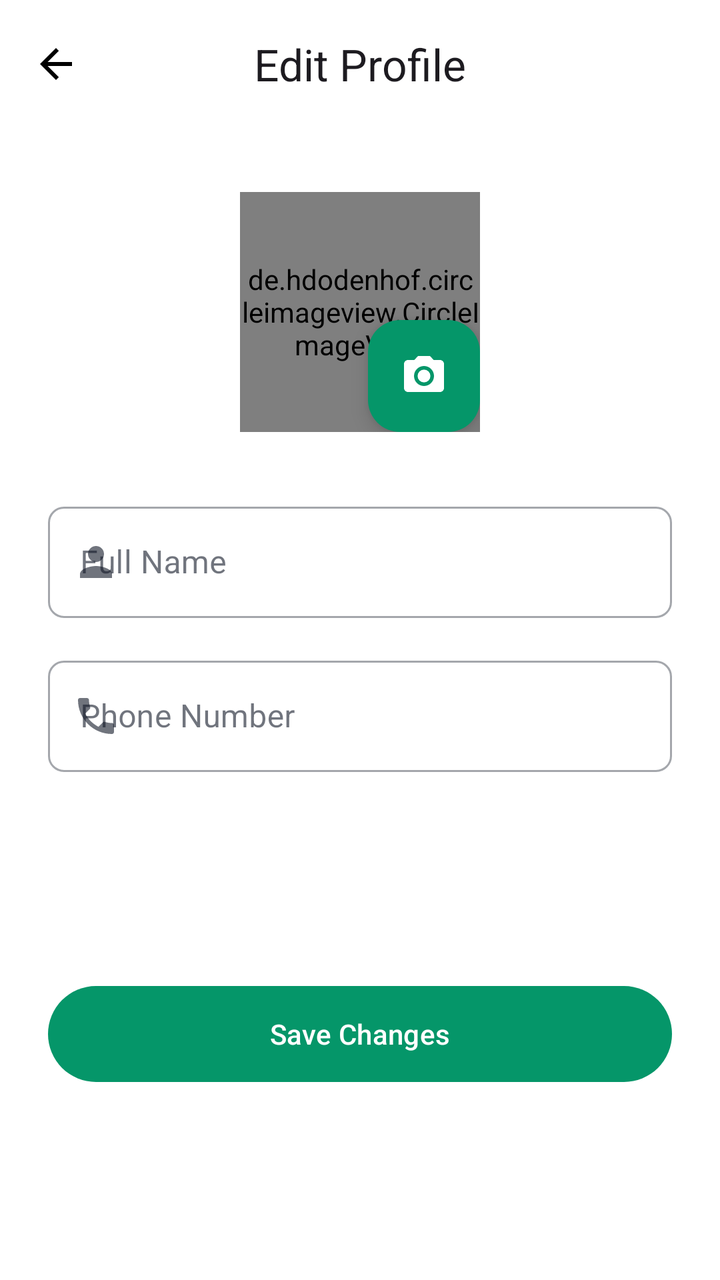
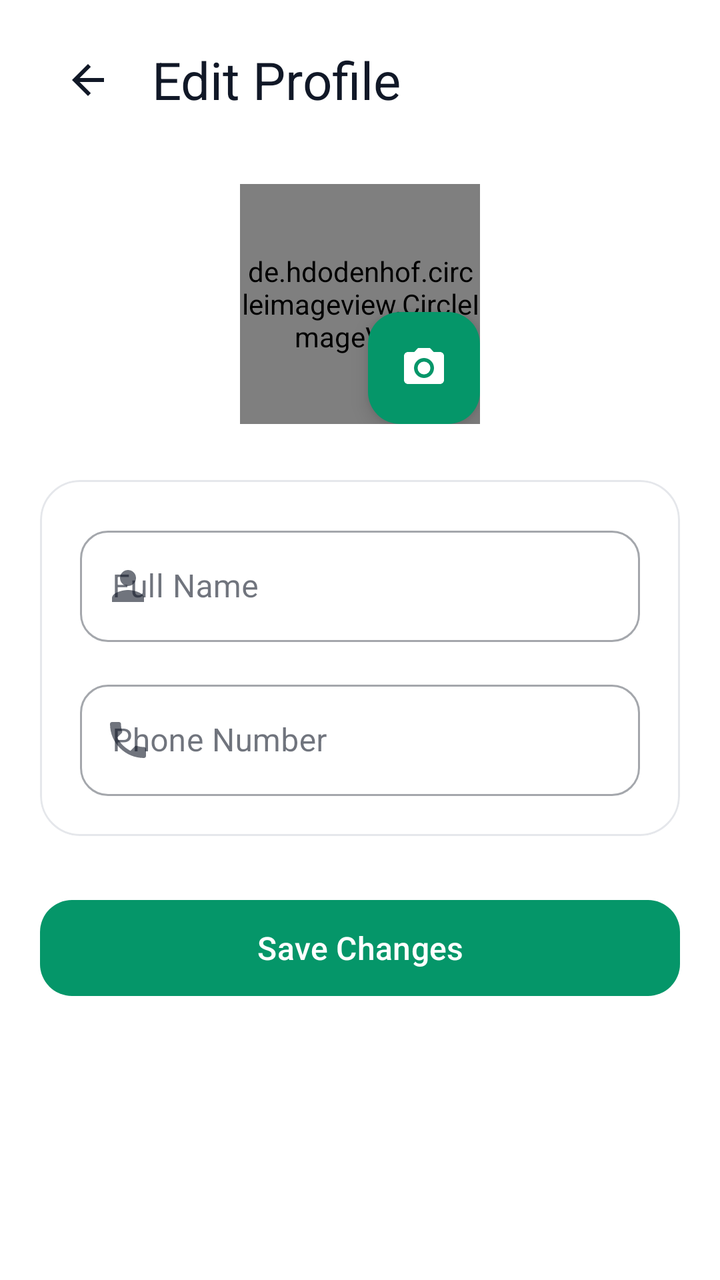

The first picture is an Android layout as it rendered before a commit; the second is the same layout after the commit. The layout source and the unified diff follow.
<!-- AndroidManifest.xml: application theme Theme.MediTrack -->
<!-- res/layout/activity_edit_profile.xml -->
<?xml version="1.0" encoding="utf-8"?>
<ScrollView xmlns:android="http://schemas.android.com/apk/res/android"
    xmlns:app="http://schemas.android.com/apk/res-auto"
    android:layout_width="match_parent"
    android:layout_height="match_parent"
    android:fillViewport="true">

    <androidx.constraintlayout.widget.ConstraintLayout
        android:layout_width="match_parent"
        android:layout_height="wrap_content">

        <com.google.android.material.appbar.MaterialToolbar
            android:id="@+id/toolbar"
            android:layout_width="0dp"
            android:layout_height="?attr/actionBarSize"
            app:layout_constraintEnd_toEndOf="parent"
            app:layout_constraintStart_toStartOf="parent"
            app:layout_constraintTop_toTopOf="parent"
            app:navigationIcon="@drawable/ic_back"
            app:title="@string/edit_profile"
            app:titleCentered="true" />

        <FrameLayout
            android:id="@+id/profileImageContainer"
            android:layout_width="wrap_content"
            android:layout_height="wrap_content"
            android:layout_marginTop="32dp"
            app:layout_constraintEnd_toEndOf="parent"
            app:layout_constraintStart_toStartOf="parent"
            app:layout_constraintTop_toBottomOf="@+id/toolbar">

            <de.hdodenhof.circleimageview.CircleImageView
                android:id="@+id/profileImage"
                android:layout_width="120dp"
                android:layout_height="120dp"
                android:src="@drawable/ic_person"
                app:civ_border_color="@color/primary"
                app:civ_border_width="3dp" />

            <com.google.android.material.floatingactionbutton.FloatingActionButton
                android:id="@+id/changePhotoButton"
                android:layout_width="wrap_content"
                android:layout_height="wrap_content"
                android:layout_gravity="bottom|end"
                android:contentDescription="@string/change_photo"
                android:src="@drawable/ic_camera"
                app:backgroundTint="@color/primary"
                app:fabSize="mini"
                app:tint="@android:color/white" />

        </FrameLayout>

        <ProgressBar
            android:id="@+id/imageProgressBar"
            android:layout_width="wrap_content"
            android:layout_height="wrap_content"
            android:visibility="gone"
            app:layout_constraintBottom_toBottomOf="@+id/profileImageContainer"
            app:layout_constraintEnd_toEndOf="@+id/profileImageContainer"
            app:layout_constraintStart_toStartOf="@+id/profileImageContainer"
            app:layout_constraintTop_toTopOf="@+id/profileImageContainer" />

        <com.google.android.material.textfield.TextInputLayout
            android:id="@+id/nameLayout"
            style="@style/Widget.MaterialComponents.TextInputLayout.OutlinedBox"
            android:layout_width="0dp"
            android:layout_height="wrap_content"
            android:layout_marginStart="24dp"
            android:layout_marginTop="32dp"
            android:layout_marginEnd="24dp"
            android:hint="@string/full_name"
            app:layout_constraintEnd_toEndOf="parent"
            app:layout_constraintStart_toStartOf="parent"
            app:layout_constraintTop_toBottomOf="@+id/profileImageContainer"
            app:startIconDrawable="@drawable/ic_person">

            <com.google.android.material.textfield.TextInputEditText
                android:id="@+id/nameEditText"
                android:layout_width="match_parent"
                android:layout_height="wrap_content"
                android:inputType="textPersonName"
                android:maxLines="1" />
        </com.google.android.material.textfield.TextInputLayout>

        <com.google.android.material.textfield.TextInputLayout
            android:id="@+id/phoneLayout"
            style="@style/Widget.MaterialComponents.TextInputLayout.OutlinedBox"
            android:layout_width="0dp"
            android:layout_height="wrap_content"
            android:layout_marginStart="24dp"
            android:layout_marginTop="16dp"
            android:layout_marginEnd="24dp"
            android:hint="@string/phone"
            app:layout_constraintEnd_toEndOf="parent"
            app:layout_constraintStart_toStartOf="parent"
            app:layout_constraintTop_toBottomOf="@+id/nameLayout"
            app:startIconDrawable="@drawable/ic_phone">

            <com.google.android.material.textfield.TextInputEditText
                android:id="@+id/phoneEditText"
                android:layout_width="match_parent"
                android:layout_height="wrap_content"
                android:inputType="phone"
                android:maxLines="1" />
        </com.google.android.material.textfield.TextInputLayout>

        <com.google.android.material.textfield.TextInputLayout
            android:id="@+id/doctorLayout"
            style="@style/Widget.MaterialComponents.TextInputLayout.OutlinedBox.ExposedDropdownMenu"
            android:layout_width="0dp"
            android:layout_height="wrap_content"
            android:layout_marginStart="24dp"
            android:layout_marginTop="16dp"
            android:layout_marginEnd="24dp"
            android:hint="@string/assigned_doctor"
            android:visibility="gone"
            app:layout_constraintEnd_toEndOf="parent"
            app:layout_constraintStart_toStartOf="parent"
            app:layout_constraintTop_toBottomOf="@+id/phoneLayout"
            app:startIconDrawable="@drawable/ic_doctor">

            <com.google.android.material.textfield.MaterialAutoCompleteTextView
                android:id="@+id/doctorDropdown"
                android:layout_width="match_parent"
                android:layout_height="wrap_content"
                android:inputType="none" />
        </com.google.android.material.textfield.TextInputLayout>

        <com.google.android.material.button.MaterialButton
            android:id="@+id/saveButton"
            android:layout_width="0dp"
            android:layout_height="56dp"
            android:layout_marginStart="24dp"
            android:layout_marginTop="32dp"
            android:layout_marginEnd="24dp"
            android:layout_marginBottom="24dp"
            android:text="@string/save_changes"
            android:textAllCaps="false"
            app:cornerRadius="28dp"
            app:layout_constraintBottom_toBottomOf="parent"
            app:layout_constraintEnd_toEndOf="parent"
            app:layout_constraintStart_toStartOf="parent"
            app:layout_constraintTop_toBottomOf="@+id/doctorLayout" />

        <ProgressBar
            android:id="@+id/progressBar"
            android:layout_width="wrap_content"
            android:layout_height="wrap_content"
            android:visibility="gone"
            app:layout_constraintBottom_toBottomOf="@+id/saveButton"
            app:layout_constraintEnd_toEndOf="@+id/saveButton"
            app:layout_constraintStart_toStartOf="@+id/saveButton"
            app:layout_constraintTop_toTopOf="@+id/saveButton" />

    </androidx.constraintlayout.widget.ConstraintLayout>
</ScrollView>
<!-- resources referenced by this layout -->
<resources>
  <color name="primary">#059669</color>
  <!-- drawable ic_back (drawable) -->
  <vector xmlns:android="http://schemas.android.com/apk/res/android"
      android:width="24dp"
      android:height="24dp"
      android:viewportWidth="24"
      android:viewportHeight="24">
      <path
          android:fillColor="#000000"
          android:pathData="M20,11H7.83l5.59,-5.59L12,4l-8,8l8,8l1.41,-1.41L7.83,13H20V11z"/>
  </vector>
  <!-- drawable ic_camera (drawable) -->
  <vector xmlns:android="http://schemas.android.com/apk/res/android"
      android:width="24dp"
      android:height="24dp"
      android:viewportWidth="24"
      android:viewportHeight="24">
      <path
          android:fillColor="#000000"
          android:pathData="M12,8.8a3.2,3.2 0,1 0,0 6.4a3.2,3.2 0,1 0,0 -6.4z"/>
      <path
          android:fillColor="#000000"
          android:pathData="M9,2L7.17,4H4c-1.1,0 -2,0.9 -2,2v12c0,1.1 0.9,2 2,2h16c1.1,0 2,-0.9 2,-2V6c0,-1.1 -0.9,-2 -2,-2h-3.17L15,2H9zM12,17c-2.76,0 -5,-2.24 -5,-5s2.24,-5 5,-5s5,2.24 5,5s-2.24,5 -5,5z"/>
  </vector>
  <!-- drawable ic_person (drawable) -->
  <vector xmlns:android="http://schemas.android.com/apk/res/android"
      android:width="24dp"
      android:height="24dp"
      android:viewportWidth="24"
      android:viewportHeight="24">
      <path
          android:fillColor="#000000"
          android:pathData="M12,12c2.21,0 4,-1.79 4,-4s-1.79,-4 -4,-4s-4,1.79 -4,4S9.79,12 12,12zM12,14c-2.67,0 -8,1.34 -8,4v2h16v-2C20,15.34 14.67,14 12,14z"/>
  </vector>
  <!-- drawable ic_phone (drawable) -->
  <vector xmlns:android="http://schemas.android.com/apk/res/android"
      android:width="24dp"
      android:height="24dp"
      android:viewportWidth="24"
      android:viewportHeight="24">
      <path
          android:fillColor="#000000"
          android:pathData="M6.62,10.79c1.44,2.83 3.76,5.14 6.59,6.59l2.2,-2.2c0.27,-0.27 0.67,-0.36 1.02,-0.24c1.12,0.37 2.33,0.57 3.57,0.57c0.55,0 1,0.45 1,1V20c0,0.55 -0.45,1 -1,1c-9.39,0 -17,-7.61 -17,-17c0,-0.55 0.45,-1 1,-1h3.5c0.55,0 1,0.45 1,1c0,1.25 0.2,2.45 0.57,3.57c0.11,0.35 0.03,0.74 -0.25,1.02l-2.2,2.2z"/>
  </vector>
  <string name="assigned_doctor">Assigned Doctor</string>
  <string name="change_photo">Change Photo</string>
  <string name="edit_profile">Edit Profile</string>
  <string name="full_name">Full Name</string>
  <string name="phone">Phone Number</string>
  <string name="save_changes">Save Changes</string>
  <color name="primary_dark">#047857</color>
  <color name="primary_container">#D1FAE5</color>
  <color name="text_on_primary">#FFFFFF</color>
  <color name="on_primary_container">#064E3B</color>
  <color name="secondary">#0891B2</color>
  <color name="secondary_container">#CFFAFE</color>
  <color name="white">#FFFFFFFF</color>
  <color name="on_secondary_container">#164E63</color>
  <color name="tertiary">#7C3AED</color>
  <color name="tertiary_container">#EDE9FE</color>
  <color name="on_tertiary_container">#4C1D95</color>
  <color name="background">#FFFFFF</color>
  <color name="surface">#FFFFFF</color>
  <color name="surface_variant">#F3F4F6</color>
  <color name="text_primary">#111827</color>
  <color name="text_secondary">#4B5563</color>
  <color name="error">#DC2626</color>
  <color name="error_container">#FEF2F2</color>
  <color name="outline">#D1D5DB</color>
  <style name="ShapeAppearance.MediTrack.SmallComponent" parent="ShapeAppearance.Material3.SmallComponent">
          <item name="cornerFamily">rounded</item>
          <item name="cornerSize">8dp</item>
      </style>
  <style name="ShapeAppearance.MediTrack.MediumComponent" parent="ShapeAppearance.Material3.MediumComponent">
          <item name="cornerFamily">rounded</item>
          <item name="cornerSize">12dp</item>
      </style>
  <style name="ShapeAppearance.MediTrack.LargeComponent" parent="ShapeAppearance.Material3.LargeComponent">
          <item name="cornerFamily">rounded</item>
          <item name="cornerSize">16dp</item>
      </style>
  <!-- unchanged entries left out for length: 2 -->
</resources>

<!-- the commit's change to res/layout/activity_edit_profile.xml (unified diff, before → after) -->
@@ -3,31 +3,59 @@
     xmlns:app="http://schemas.android.com/apk/res-auto"
     android:layout_width="match_parent"
     android:layout_height="match_parent"
+    android:background="@color/background"
     android:fillViewport="true">
 
-    <androidx.constraintlayout.widget.ConstraintLayout
+    <LinearLayout
         android:layout_width="match_parent"
-        android:layout_height="wrap_content">
+        android:layout_height="wrap_content"
+        android:orientation="vertical">
 
+        
+        <LinearLayout
+            android:layout_width="match_parent"
+            android:layout_height="wrap_content"
+            android:gravity="center_vertical"
+            android:orientation="horizontal"
+            android:paddingHorizontal="24dp"
+            android:paddingTop="20dp"
+            android:paddingBottom="8dp">
+
+            <ImageButton
+                android:id="@+id/backBtn"
+                android:layout_width="40dp"
+                android:layout_height="40dp"
+                android:background="?attr/selectableItemBackgroundBorderless"
+                android:contentDescription="@string/back"
+                android:src="@drawable/ic_back"
+                app:tint="@color/text_primary" />
+
+            <TextView
+                android:layout_width="0dp"
+                android:layout_height="wrap_content"
+                android:layout_marginStart="12dp"
+                android:layout_weight="1"
+                android:text="@string/edit_profile"
+                android:textColor="@color/text_primary"
+                android:textSize="26sp"
+                android:fontFamily="sans-serif-bold" />
+
+        </LinearLayout>
+
+        
         <com.google.android.material.appbar.MaterialToolbar
             android:id="@+id/toolbar"
             android:layout_width="0dp"
-            android:layout_height="?attr/actionBarSize"
-            app:layout_constraintEnd_toEndOf="parent"
-            app:layout_constraintStart_toStartOf="parent"
-            app:layout_constraintTop_toTopOf="parent"
-            app:navigationIcon="@drawable/ic_back"
-            app:title="@string/edit_profile"
-            app:titleCentered="true" />
+            android:layout_height="0dp"
+            android:visibility="gone" />
 
+        
         <FrameLayout
             android:id="@+id/profileImageContainer"
             android:layout_width="wrap_content"
             android:layout_height="wrap_content"
-            android:layout_marginTop="32dp"
-            app:layout_constraintEnd_toEndOf="parent"
-            app:layout_constraintStart_toStartOf="parent"
-            app:layout_constraintTop_toBottomOf="@+id/toolbar">
+            android:layout_gravity="center_horizontal"
+            android:layout_marginTop="24dp">
 
             <de.hdodenhof.circleimageview.CircleImageView
                 android:id="@+id/profileImage"
@@ -54,103 +82,115 @@
             android:id="@+id/imageProgressBar"
             android:layout_width="wrap_content"
             android:layout_height="wrap_content"
-            android:visibility="gone"
-            app:layout_constraintBottom_toBottomOf="@+id/profileImageContainer"
-            app:layout_constraintEnd_toEndOf="@+id/profileImageContainer"
-            app:layout_constraintStart_toStartOf="@+id/profileImageContainer"
-            app:layout_constraintTop_toTopOf="@+id/profileImageContainer" />
+            android:layout_gravity="center_horizontal"
+            android:visibility="gone" />
 
-        <com.google.android.material.textfield.TextInputLayout
-            android:id="@+id/nameLayout"
-            style="@style/Widget.MaterialComponents.TextInputLayout.OutlinedBox"
-            android:layout_width="0dp"
+        
+        <com.google.android.material.card.MaterialCardView
+            android:layout_width="match_parent"
             android:layout_height="wrap_content"
-            android:layout_marginStart="24dp"
-            android:layout_marginTop="32dp"
-            android:layout_marginEnd="24dp"
-            android:hint="@string/full_name"
-            app:layout_constraintEnd_toEndOf="parent"
-            app:layout_constraintStart_toStartOf="parent"
-            app:layout_constraintTop_toBottomOf="@+id/profileImageContainer"
-            app:startIconDrawable="@drawable/ic_person">
+            android:layout_marginHorizontal="20dp"
+            android:layout_marginTop="28dp"
+            app:cardBackgroundColor="@color/surface"
+            app:cardCornerRadius="20dp"
+            app:cardElevation="0dp"
+            app:strokeWidth="1dp"
+            app:strokeColor="@color/outline_light">
 
-            <com.google.android.material.textfield.TextInputEditText
-                android:id="@+id/nameEditText"
+            <LinearLayout
                 android:layout_width="match_parent"
                 android:layout_height="wrap_content"
-                android:inputType="textPersonName"
-                android:maxLines="1" />
-        </com.google.android.material.textfield.TextInputLayout>
+                android:orientation="vertical"
+                android:padding="20dp">
 
-        <com.google.android.material.textfield.TextInputLayout
-            android:id="@+id/phoneLayout"
-            style="@style/Widget.MaterialComponents.TextInputLayout.OutlinedBox"
-            android:layout_width="0dp"
-            android:layout_height="wrap_content"
-            android:layout_marginStart="24dp"
-            android:layout_marginTop="16dp"
-            android:layout_marginEnd="24dp"
-            android:hint="@string/phone"
-            app:layout_constraintEnd_toEndOf="parent"
-            app:layout_constraintStart_toStartOf="parent"
-            app:layout_constraintTop_toBottomOf="@+id/nameLayout"
-            app:startIconDrawable="@drawable/ic_phone">
+                <com.google.android.material.textfield.TextInputLayout
+                    android:id="@+id/nameLayout"
+                    style="@style/Widget.MaterialComponents.TextInputLayout.OutlinedBox"
+                    android:layout_width="match_parent"
+                    android:layout_height="wrap_content"
+                    android:hint="@string/full_name"
+                    app:startIconDrawable="@drawable/ic_person"
+                    app:boxCornerRadiusBottomEnd="14dp"
+                    app:boxCornerRadiusBottomStart="14dp"
+                    app:boxCornerRadiusTopEnd="14dp"
+                    app:boxCornerRadiusTopStart="14dp">
 
-            <com.google.android.material.textfield.TextInputEditText
-                android:id="@+id/phoneEditText"
-                android:layout_width="match_parent"
-                android:layout_height="wrap_content"
-                android:inputType="phone"
-                android:maxLines="1" />
-        </com.google.android.material.textfield.TextInputLayout>
+                    <com.google.android.material.textfield.TextInputEditText
+                        android:id="@+id/nameEditText"
+                        android:layout_width="match_parent"
+                        android:layout_height="wrap_content"
+                        android:inputType="textPersonName"
+                        android:maxLines="1" />
+                </com.google.android.material.textfield.TextInputLayout>
 
-        <com.google.android.material.textfield.TextInputLayout
-            android:id="@+id/doctorLayout"
-            style="@style/Widget.MaterialComponents.TextInputLayout.OutlinedBox.ExposedDropdownMenu"
-            android:layout_width="0dp"
-            android:layout_height="wrap_content"
-            android:layout_marginStart="24dp"
-            android:layout_marginTop="16dp"
-            android:layout_marginEnd="24dp"
-            android:hint="@string/assigned_doctor"
-            android:visibility="gone"
-            app:layout_constraintEnd_toEndOf="parent"
-            app:layout_constraintStart_toStartOf="parent"
-            app:layout_constraintTop_toBottomOf="@+id/phoneLayout"
-            app:startIconDrawable="@drawable/ic_doctor">
+                <com.google.android.material.textfield.TextInputLayout
+                    android:id="@+id/phoneLayout"
+                    style="@style/Widget.MaterialComponents.TextInputLayout.OutlinedBox"
+                    android:layout_width="match_parent"
+                    android:layout_height="wrap_content"
+                    android:layout_marginTop="16dp"
+                    android:hint="@string/phone"
+                    app:startIconDrawable="@drawable/ic_phone"
+                    app:boxCornerRadiusBottomEnd="14dp"
+                    app:boxCornerRadiusBottomStart="14dp"
+                    app:boxCornerRadiusTopEnd="14dp"
+                    app:boxCornerRadiusTopStart="14dp">
 
-            <com.google.android.material.textfield.MaterialAutoCompleteTextView
-                android:id="@+id/doctorDropdown"
-                android:layout_width="match_parent"
-                android:layout_height="wrap_content"
-                android:inputType="none" />
-        </com.google.android.material.textfield.TextInputLayout>
+                    <com.google.android.material.textfield.TextInputEditText
+                        android:id="@+id/phoneEditText"
+                        android:layout_width="match_parent"
+                        android:layout_height="wrap_content"
+                        android:inputType="phone"
+                        android:maxLines="1" />
+                </com.google.android.material.textfield.TextInputLayout>
 
+                <com.google.android.material.textfield.TextInputLayout
+                    android:id="@+id/doctorLayout"
+                    style="@style/Widget.MaterialComponents.TextInputLayout.OutlinedBox.ExposedDropdownMenu"
+                    android:layout_width="match_parent"
+                    android:layout_height="wrap_content"
+                    android:layout_marginTop="16dp"
+                    android:hint="@string/assigned_doctor"
+                    android:visibility="gone"
+                    app:startIconDrawable="@drawable/ic_doctor"
+                    app:boxCornerRadiusBottomEnd="14dp"
+                    app:boxCornerRadiusBottomStart="14dp"
+                    app:boxCornerRadiusTopEnd="14dp"
+                    app:boxCornerRadiusTopStart="14dp">
+
+                    <com.google.android.material.textfield.MaterialAutoCompleteTextView
+                        android:id="@+id/doctorDropdown"
+                        android:layout_width="match_parent"
+                        android:layout_height="wrap_content"
+                        android:inputType="none" />
+                </com.google.android.material.textfield.TextInputLayout>
+
+            </LinearLayout>
+
+        </com.google.android.material.card.MaterialCardView>
+
+        
         <com.google.android.material.button.MaterialButton
             android:id="@+id/saveButton"
-            android:layout_width="0dp"
+            android:layout_width="match_parent"
             android:layout_height="56dp"
-            android:layout_marginStart="24dp"
-            android:layout_marginTop="32dp"
-            android:layout_marginEnd="24dp"
+            android:layout_marginHorizontal="20dp"
+            android:layout_marginTop="28dp"
             android:layout_marginBottom="24dp"
             android:text="@string/save_changes"
             android:textAllCaps="false"
-            app:cornerRadius="28dp"
-            app:layout_constraintBottom_toBottomOf="parent"
-            app:layout_constraintEnd_toEndOf="parent"
-            app:layout_constraintStart_toStartOf="parent"
-            app:layout_constraintTop_toBottomOf="@+id/doctorLayout" />
+            android:textSize="16sp"
+            android:fontFamily="sans-serif-medium"
+            app:backgroundTint="@color/primary"
+            app:cornerRadius="16dp" />
 
         <ProgressBar
             android:id="@+id/progressBar"
             android:layout_width="wrap_content"
             android:layout_height="wrap_content"
-            android:visibility="gone"
-            app:layout_constraintBottom_toBottomOf="@+id/saveButton"
-            app:layout_constraintEnd_toEndOf="@+id/saveButton"
-            app:layout_constraintStart_toStartOf="@+id/saveButton"
-            app:layout_constraintTop_toTopOf="@+id/saveButton" />
+            android:layout_gravity="center_horizontal"
+            android:visibility="gone" />
 
-    </androidx.constraintlayout.widget.ConstraintLayout>
+    </LinearLayout>
+
 </ScrollView>
<!-- resource entries referenced after the edit -->
@@ -45,6 +45,7 @@
           android:pathData="M6.62,10.79c1.44,2.83 3.76,5.14 6.59,6.59l2.2,-2.2c0.27,-0.27 0.67,-0.36 1.02,-0.24c1.12,0.37 2.33,0.57 3.57,0.57c0.55,0 1,0.45 1,1V20c0,0.55 -0.45,1 -1,1c-9.39,0 -17,-7.61 -17,-17c0,-0.55 0.45,-1 1,-1h3.5c0.55,0 1,0.45 1,1c0,1.25 0.2,2.45 0.57,3.57c0.11,0.35 0.03,0.74 -0.25,1.02l-2.2,2.2z"/>
   </vector>
   <string name="assigned_doctor">Assigned Doctor</string>
+  <string name="back">Back</string>
   <string name="change_photo">Change Photo</string>
   <string name="edit_profile">Edit Profile</string>
   <string name="full_name">Full Name</string>
@@ -62,6 +63,7 @@
   <color name="tertiary_container">#EDE9FE</color>
   <color name="on_tertiary_container">#4C1D95</color>
   <color name="background">#FFFFFF</color>
+  <color name="outline_light">#E5E7EB</color>
   <color name="surface">#FFFFFF</color>
   <color name="surface_variant">#F3F4F6</color>
   <color name="text_primary">#111827</color>
